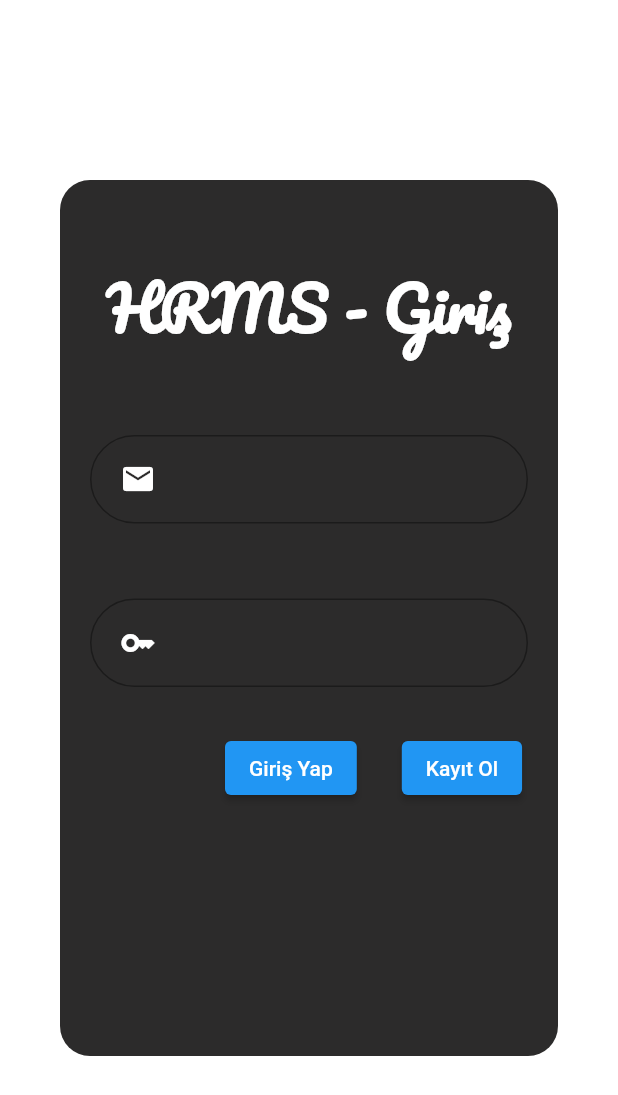
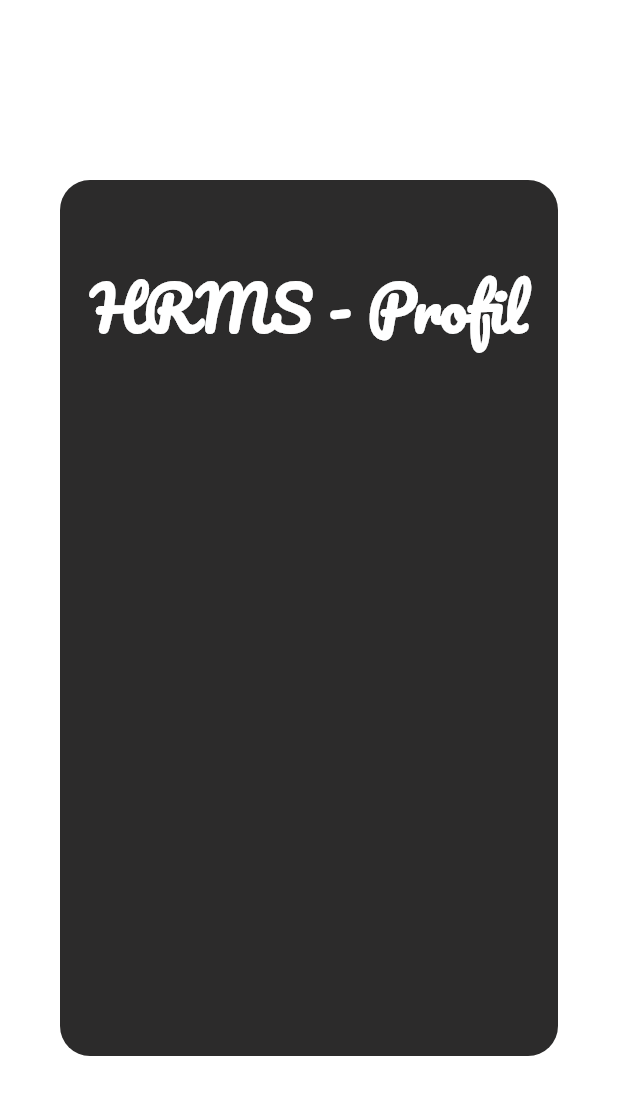
Before and after one commit to Burak-Talha/hrms, a Flutter app: the screen it shows after launch, after a tap on "Giriş Yap", on a phone screen of 412 x 824 dp. Shown: the top 1095 px of the screen. Run offline on Flutter 3.47's test engine with Material 2 defaults, Android fonts, the phone set to English and light mode, and no system bars; our stand-ins replace google_fonts.

Commit message:
Boss Screen's integration (screen bridge)

```diff
--- a/Front-End/my_app/lib/main.dart
+++ b/Front-End/my_app/lib/main.dart
@@ -1,5 +1,5 @@
 import 'package:flutter/material.dart';
-import 'view/login_screen.dart';
+import 'view/login/login_screen_employee.dart';
 
 void main() {
   runApp(const MyApp());
@@ -10,6 +10,6 @@ class MyApp extends StatelessWidget {
 
   @override
   Widget build(BuildContext context) {
-    return MaterialApp(home: LoginScreen());
+    return MaterialApp(home: LoginScreenEmployee());
   }
 }
--- a/Front-End/my_app/lib/view/login_screen.dart
+++ b/Front-End/my_app/lib/view/login/login_screen_boss.dart
@@ -1,16 +1,17 @@
 // ignore_for_file: prefer_const_constructors, prefer_typing_uninitialized_variables
 import 'package:flutter/material.dart';
 import 'package:google_fonts/google_fonts.dart';
-import 'package:my_project/view/register/register_screen_employee.dart';
+import 'package:my_project/view/profile/profile_screen_employee.dart';
+import 'package:my_project/view/register/register_screen_boss.dart';
 
-class LoginScreen extends StatefulWidget {
-  const LoginScreen({ Key? key }) : super(key: key);
+class LoginScreenBoss extends StatefulWidget {
+  const LoginScreenBoss({ Key? key }) : super(key: key);
 
   @override
-  _LoginScreenState createState() => _LoginScreenState();
+  _LoginScreenBossState createState() => _LoginScreenBossState();
 }
 
-class _LoginScreenState extends State<LoginScreen> {
+class _LoginScreenBossState extends State<LoginScreenBoss> {
   var mail;
   var password;
   @override
@@ -26,6 +27,7 @@ class _LoginScreenState extends State<LoginScreen> {
               child: Column(children: [
                 SizedBox(height: 50),
                 Center(child: Text("HRMS - Giriş", style: GoogleFonts.pacifico(fontWeight: FontWeight.bold, fontSize: 40,color: Colors.white),)),
+                Center(child: Text("Şirket", style: GoogleFonts.pacifico(fontWeight: FontWeight.bold, fontSize: 40,color: Colors.white),)),
                 Padding(
                   padding: const EdgeInsets.only(left: 20, right: 20,top: 50),
                   child: TextFormField(
@@ -69,16 +71,17 @@ class _LoginScreenState extends State<LoginScreen> {
                       child: ElevatedButton(child: Text("Giriş Yap"),onPressed: (){
                         print("Mail: $mail");
                         print("Şifre: $password");
+                        Navigator.push(context, MaterialPageRoute(builder: (context) => ProfileEmployee()),);
                       },),
                     ),
                     Padding(
                       padding: const EdgeInsets.only(top: 30, bottom: 50, left: 30),
                       child: ElevatedButton(child: Text("Kayıt Ol"),onPressed: (){
-                        Navigator.push(context, MaterialPageRoute(builder: (context) => RegisterScreenEmployee()),);
+                      Navigator.push(context, MaterialPageRoute(builder: (context) => RegisterScreenBoss()),);
                       },),
                     ),
                   ],
-                )
+                ),
               ],),
             ),
           ),
--- /dev/null
+++ b/Front-End/my_app/lib/view/login/login_screen_employee.dart
@@ -0,0 +1,93 @@
+// ignore_for_file: prefer_const_constructors, prefer_typing_uninitialized_variables
+import 'package:flutter/material.dart';
+import 'package:google_fonts/google_fonts.dart';
+import 'package:my_project/view/login/login_screen_boss.dart';
+import 'package:my_project/view/profile/profile_screen_employee.dart';
+import 'package:my_project/view/register/register_screen_employee.dart';
+
+class LoginScreenEmployee extends StatefulWidget {
+  const LoginScreenEmployee({ Key? key }) : super(key: key);
+
+  @override
+  _LoginScreenEmployeeState createState() => _LoginScreenEmployeeState();
+}
+
+class _LoginScreenEmployeeState extends State<LoginScreenEmployee> {
+  var mail;
+  var password;
+  @override
+  Widget build(BuildContext context) {
+    return Scaffold(
+        backgroundColor: Colors.white,
+        body: Padding(
+            padding: const EdgeInsets.only(left: 40.0, right: 40.0,top: 120, bottom: 120),
+            child: Container(decoration: BoxDecoration(
+                color: Color.fromARGB(255, 44, 43, 43),
+                borderRadius: BorderRadius.only(bottomLeft: Radius.circular(20),bottomRight: Radius.circular(20),topRight: Radius.circular(20),topLeft: Radius.circular(20))
+              ),
+              child: Column(children: [
+                SizedBox(height: 50),
+                Center(child: Text("HRMS - Giriş", style: GoogleFonts.pacifico(fontWeight: FontWeight.bold, fontSize: 40,color: Colors.white),)),
+                Padding(
+                  padding: const EdgeInsets.only(left: 20, right: 20,top: 50),
+                  child: TextFormField(
+                    cursorColor: Colors.white,
+                    style: GoogleFonts.varelaRound(color: Colors.white),
+                    decoration: InputDecoration(
+                      prefixIcon: Padding(
+                        padding: const EdgeInsets.only(left: 20, right: 20),
+                        child: Icon(Icons.mail, color: Colors.white,),
+                      ),
+                      border: OutlineInputBorder(
+                        borderRadius: BorderRadius.all(Radius.circular(60))
+                    )),
+                    maxLines: 1,
+                    onFieldSubmitted: (value){
+                        mail = value;
+                      },
+                  ),
+                ),
+                Padding(
+                  padding: const EdgeInsets.only(left: 20, right: 20,top: 50),
+                  child: TextFormField(
+                    style: TextStyle(color: Colors.white),
+                    decoration: InputDecoration(
+                      prefixIcon: Padding(
+                        padding: const EdgeInsets.only(left: 20, right: 20),
+                        child: Icon(Icons.key, color: Colors.white,),
+                      ),
+                      border: OutlineInputBorder(
+                        borderRadius: BorderRadius.all(Radius.circular(60))
+                    )),
+                    onFieldSubmitted: (value){
+                      password = value;
+                    },
+                  ),
+                ),
+                Row(
+                  children: [
+                    Padding(
+                      padding: const EdgeInsets.only(top: 30, bottom: 50,left: 110),
+                      child: ElevatedButton(child: Text("Giriş Yap"),onPressed: (){
+                        print("Mail: $mail");
+                        print("Şifre: $password");
+                        Navigator.push(context, MaterialPageRoute(builder: (context) => ProfileEmployee()),);
+                      },),
+                    ),
+                    Padding(
+                      padding: const EdgeInsets.only(top: 30, bottom: 50, left: 30),
+                      child: ElevatedButton(child: Text("Kayıt Ol"),onPressed: (){
+                      Navigator.push(context, MaterialPageRoute(builder: (context) => RegisterScreenEmployee()),);
+                      },),
+                    ),
+                  ],
+                ),
+                TextButton(onPressed: (() =>
+                Navigator.push(context, MaterialPageRoute(builder: (context) => LoginScreenBoss()),)),
+                child: Text("Şirket Hesabı İle Giriş Yapmak Mı İstiyorsun?"))
+              ],),
+            ),
+          ),
+    );
+  }
+}
--- /dev/null
+++ b/Front-End/my_app/lib/view/profile/profile_screen_employee.dart
@@ -0,0 +1,37 @@
+// ignore_for_file: prefer_const_constructors, prefer_typing_uninitialized_variables
+import 'package:flutter/material.dart';
+import 'package:google_fonts/google_fonts.dart';
+
+class ProfileEmployee extends StatefulWidget {
+  const ProfileEmployee({ Key? key }) : super(key: key);
+
+  @override
+  _ProfileEmployeeState createState() => _ProfileEmployeeState();
+}
+
+class _ProfileEmployeeState extends State<ProfileEmployee> {
+  var name="* (name) wait for db*";
+  var surname="* (name) wait for db*";
+  var mail="* (mail) wait for db*";
+  var password=" (password) *wait for db*";
+  var birthy="* (birth year) wait for db*";
+
+  @override
+  Widget build(BuildContext context) {
+    return Scaffold(
+        backgroundColor: Colors.white,
+        body: Padding(
+            padding: const EdgeInsets.only(left: 40.0, right: 40.0,top: 120, bottom: 120),
+            child: Container(decoration: BoxDecoration(
+                color: Color.fromARGB(255, 44, 43, 43),
+                borderRadius: BorderRadius.only(bottomLeft: Radius.circular(20),bottomRight: Radius.circular(20),topRight: Radius.circular(20),topLeft: Radius.circular(20))
+              ),
+              child: Column(children: [
+                SizedBox(height: 50),
+                Center(child: Text("HRMS - Profil", style: GoogleFonts.pacifico(fontWeight: FontWeight.bold, fontSize: 40,color: Colors.white),)),
+              ],),
+            ),
+          ),
+    );
+  }
+}
--- a/Front-End/my_app/lib/view/register/register_screen_boss.dart
+++ b/Front-End/my_app/lib/view/register/register_screen_boss.dart
@@ -2,7 +2,8 @@
 
 import 'package:flutter/material.dart';
 import 'package:google_fonts/google_fonts.dart';
-import '../login_screen.dart';
+import 'package:my_project/view/login/login_screen_boss.dart';
+import '../login/login_screen_employee.dart';
 
 class RegisterScreenBoss extends StatefulWidget {
   const RegisterScreenBoss({ Key? key }) : super(key: key);
@@ -108,13 +109,13 @@ class _RegisterScreenBossState extends State<RegisterScreenBoss> {
                       padding: const EdgeInsets.only(top: 30, bottom: 50, left: 110),
                       child: ElevatedButton(child: Text("Kayıt Ol"),onPressed: (){
                         print("İsim: $name Web Sitesi: $web Mail: $mail Şifre: $password ");
-                        Navigator.push(context, MaterialPageRoute(builder: (context) => LoginScreen()),);
+                        Navigator.push(context, MaterialPageRoute(builder: (context) => LoginScreenEmployee()),);
                       },),
                     ),
                     Padding(
                       padding: const EdgeInsets.only(top: 30, bottom: 50, left: 40),
                       child: ElevatedButton(child: Text("Geri"),onPressed: (){
-                      Navigator.push(context, MaterialPageRoute(builder: (context) => LoginScreen()),);
+                      Navigator.push(context, MaterialPageRoute(builder: (context) => LoginScreenBoss()),);
                   },),
                 ),
                 ],
--- a/Front-End/my_app/lib/view/register/register_screen_employee.dart
+++ b/Front-End/my_app/lib/view/register/register_screen_employee.dart
@@ -2,7 +2,7 @@
 
 import 'package:flutter/material.dart';
 import 'package:google_fonts/google_fonts.dart';
-import '../login_screen.dart';
+import '../login/login_screen_employee.dart';
 import 'register_screen_boss.dart';
 
 class RegisterScreenEmployee extends StatefulWidget {
@@ -127,13 +127,13 @@ class _RegisterScreenEmployeeState extends State<RegisterScreenEmployee> {
                       padding: const EdgeInsets.only(top: 30, bottom: 50, left: 110),
                       child: ElevatedButton(child: Text("Kayıt Ol"),onPressed: (){
                         print("İsim: $name Soyisim: $surname Mail: $mail Şifre: $password Doğum Yılı: $birthy");
-                        Navigator.push(context, MaterialPageRoute(builder: (context) => LoginScreen()),);
+                        Navigator.push(context, MaterialPageRoute(builder: (context) => LoginScreenEmployee()),);
                       },),
                     ),
                     Padding(
                       padding: const EdgeInsets.only(top: 30, bottom: 50, left: 40),
                       child: ElevatedButton(child: Text("Geri"),onPressed: (){
-                      Navigator.push(context, MaterialPageRoute(builder: (context) => LoginScreen()),);
+                      Navigator.push(context, MaterialPageRoute(builder: (context) => LoginScreenEmployee()),);
                   },),
                 ),
                   ],
```
